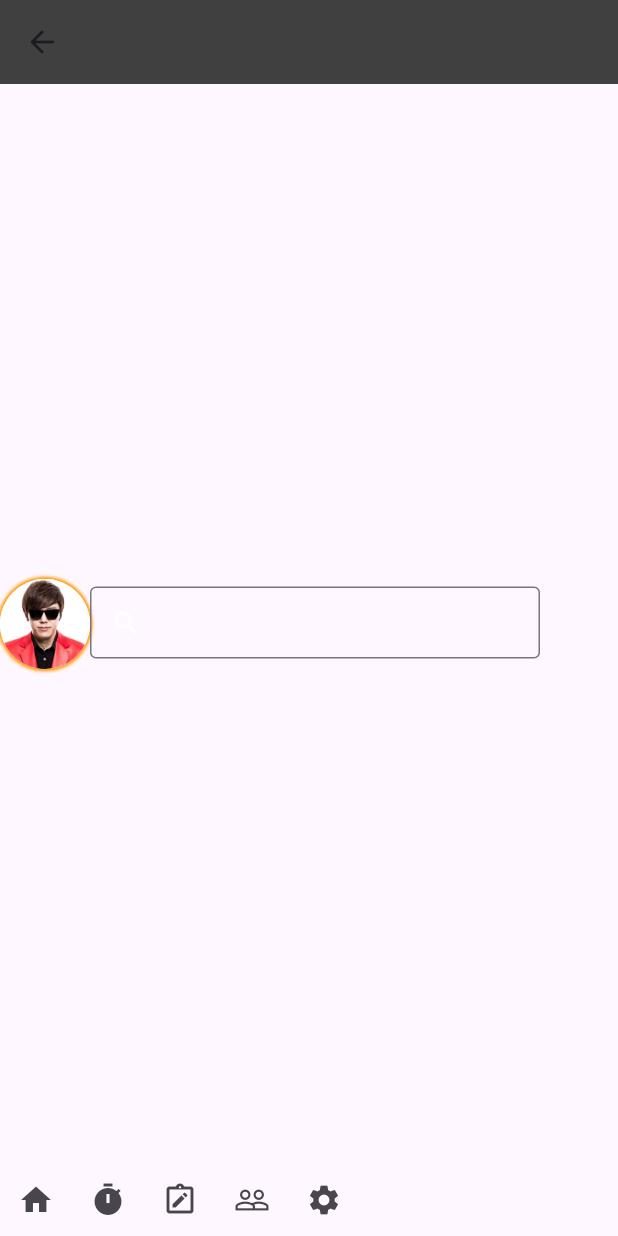
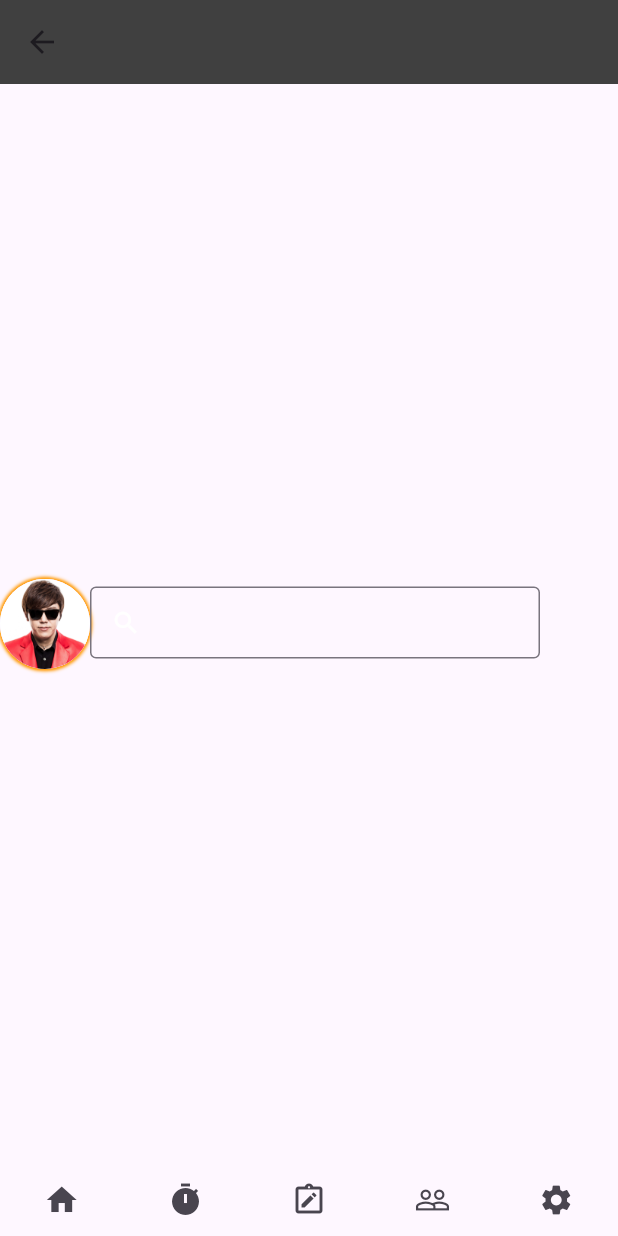
Before and after one commit to nayu104/game-talk-frontend, a Flutter app: the Home screen opened directly, on a phone screen of 412 x 824 dp. Run offline on Flutter 3.47's test engine with Material 3 defaults, Android fonts, the phone set to English and light mode, and no system bars; our stand-ins replace google_fonts, image_picker, stop_watch_timer, vibration.

Commit message:
home画面ボタン均等配置

```diff
--- a/lib/Widget/bottom_navigation.dart
+++ b/lib/Widget/bottom_navigation.dart
@@ -11,28 +11,13 @@ class _bottom_navigation extends State<bottom_navigation> {
   @override
   Widget build(BuildContext context) {
     return Row(
-        children: [
-          IconButton(
-            onPressed: (){},
-            icon: Icon(Icons.home),
-          ),
-          IconButton(
-            onPressed: (){},
-            icon: Icon(Icons.timer),
-          ),
-          IconButton(
-            onPressed: (){},
-            icon: Icon(Icons.note_alt_outlined),
-          ),
-          IconButton(
-            onPressed: (){},
-            icon: Icon(Icons.people_outline),
-          ),
-          IconButton(
-            onPressed: (){},
-            icon: Icon(Icons.settings),
-          ),
-        ],
-      );
+      children: [
+        Expanded(child: IconButton(onPressed: () {}, icon: Icon(Icons.home))),
+        Expanded(child: IconButton(onPressed: () {}, icon: Icon(Icons.timer))),
+        Expanded(child: IconButton(onPressed: () {}, icon: Icon(Icons.note_alt_outlined))),
+        Expanded(child: IconButton(onPressed: () {}, icon: Icon(Icons.people_outline))),
+        Expanded(child: IconButton(onPressed: () {}, icon: Icon(Icons.settings))),
+      ],
+    );
   }
 }
```
